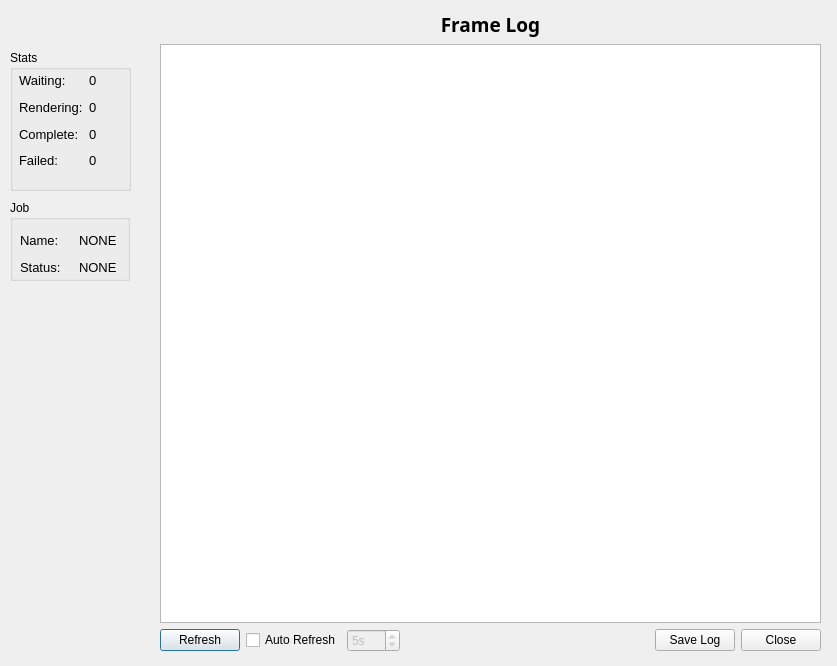
Old version of the form QtDesigner/JobDetails.ui in the repository opalmer/pyfarm.
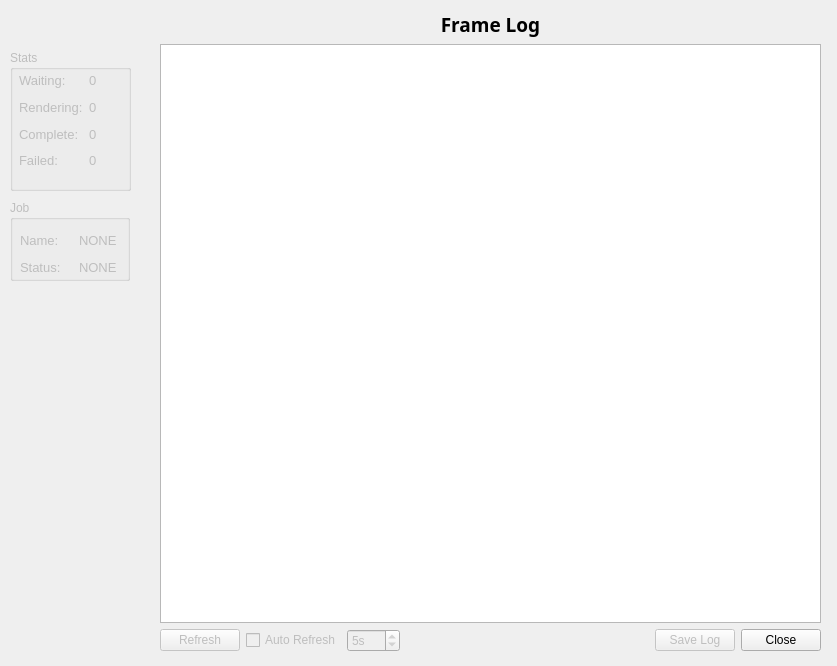
New version of the form.

```diff
--- a/QtDesigner/JobDetails.ui
+++ b/QtDesigner/JobDetails.ui
@@ -14,6 +14,9 @@
    <string>Job Details</string>
   </property>
   <widget class="QGroupBox" name="jobGroupBox">
+   <property name="enabled">
+    <bool>false</bool>
+   </property>
    <property name="geometry">
     <rect>
      <x>10</x>
@@ -87,6 +90,9 @@
    </widget>
   </widget>
   <widget class="QGroupBox" name="groupBox_2">
+   <property name="enabled">
+    <bool>false</bool>
+   </property>
    <property name="geometry">
     <rect>
      <x>10</x>
@@ -257,6 +263,9 @@
      <layout class="QHBoxLayout">
       <item>
        <widget class="QPushButton" name="refreshNow">
+        <property name="enabled">
+         <bool>false</bool>
+        </property>
         <property name="text">
          <string>Refresh</string>
         </property>
@@ -264,6 +273,9 @@
       </item>
       <item>
        <widget class="QCheckBox" name="autoRefresh">
+        <property name="enabled">
+         <bool>false</bool>
+        </property>
         <property name="text">
          <string>Auto Refresh</string>
         </property>
@@ -303,6 +315,9 @@
       </item>
       <item>
        <widget class="QPushButton" name="saveFrameLog">
+        <property name="enabled">
+         <bool>false</bool>
+        </property>
         <property name="text">
          <string>Save Log</string>
         </property>
```
